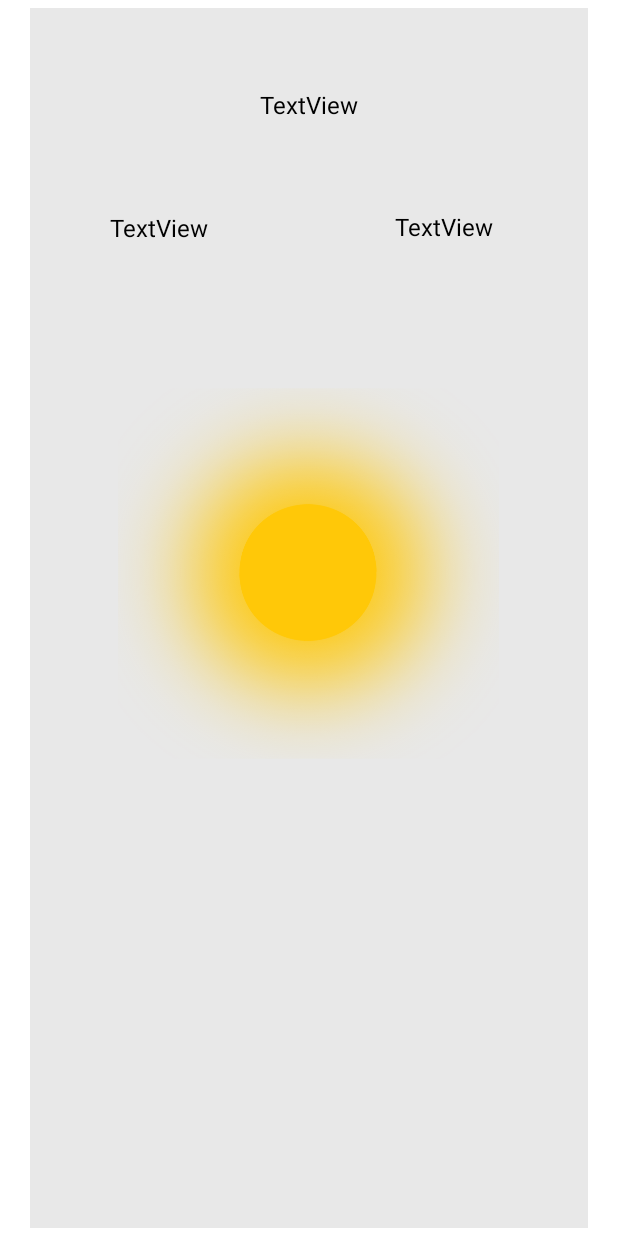
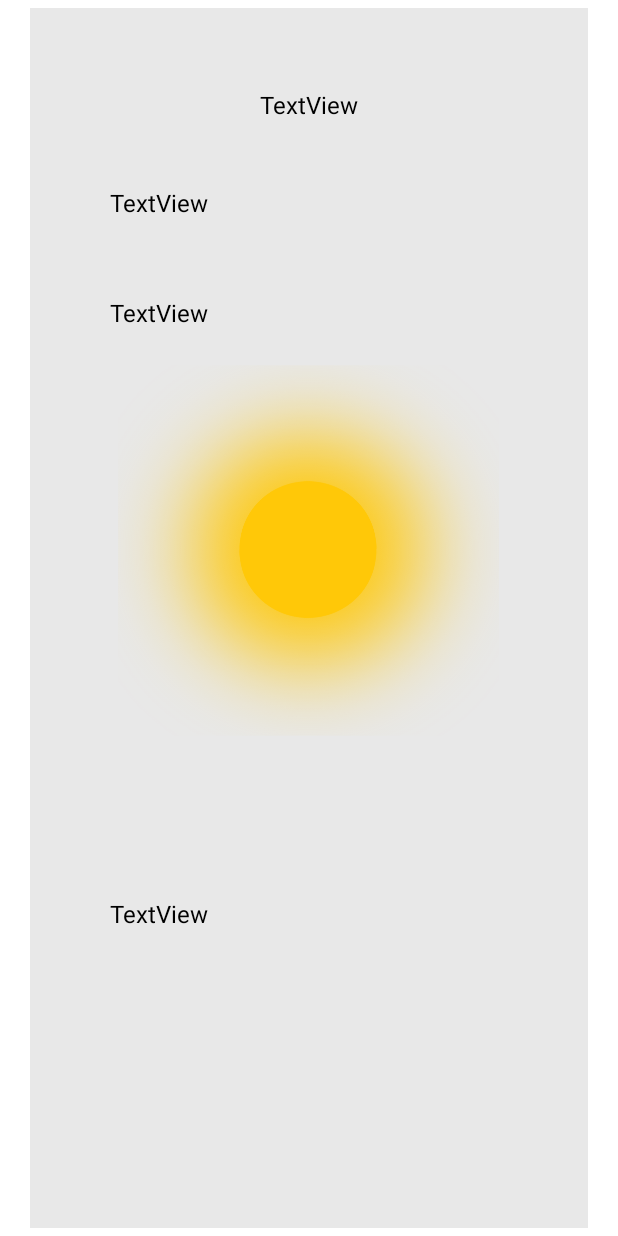
Before and after one commit to nothatcreative5/Mobile-Programming-HW2, an Android app: the layout weather_list.xml on its own in the app's theme, with its tools: preview values and no code run, on a phone screen of 412 x 824 dp. Run offline under Robolectric (Android 15) with nearby library versions, the phone set to English and light mode, and no system bars.

Commit message:
ctrl l bezan

```diff
--- a/app/src/main/java/edu/sharif/weather/view/MainActivity.java
+++ b/app/src/main/java/edu/sharif/weather/view/MainActivity.java
@@ -153,6 +153,8 @@ public class MainActivity extends AppCompatActivity {
                 (SearchResultListener<CitySearchModel>) (dialog, item, position) -> {
                     String cityName = item.getTitle();
                     // TODO: API handling
+                    HomeFragment hf = (HomeFragment) getSupportFragmentManager().findFragmentById(R.id.fragment_container);
+                    hf.getWeeklyForecastByCityName(cityName);
                     Toast.makeText(MainActivity.this, cityName,
                             Toast.LENGTH_SHORT).show();
                     dialog.dismiss();
--- a/app/src/main/res/layout/weather_list.xml
+++ b/app/src/main/res/layout/weather_list.xml
@@ -22,10 +22,26 @@
         android:textSize="16sp"
         app:layout_constraintBottom_toBottomOf="parent"
         app:layout_constraintEnd_toEndOf="parent"
-        app:layout_constraintHorizontal_bias="0.794"
+        app:layout_constraintHorizontal_bias="0.173"
         app:layout_constraintStart_toStartOf="parent"
-        app:layout_constraintTop_toBottomOf="@+id/cityName"
-        app:layout_constraintVertical_bias="0.057" />
+        app:layout_constraintTop_toBottomOf="@+id/temperature"
+        app:layout_constraintVertical_bias="0.051" />
+
+    <TextView
+        android:id="@+id/humidity"
+        android:layout_width="wrap_content"
+        android:layout_height="wrap_content"
+        android:paddingTop="10dp"
+        android:paddingBottom="10dp"
+        android:text="TextView"
+        android:textColor="@color/black"
+        android:textSize="16sp"
+        app:layout_constraintBottom_toBottomOf="parent"
+        app:layout_constraintEnd_toEndOf="parent"
+        app:layout_constraintHorizontal_bias="0.173"
+        app:layout_constraintStart_toStartOf="parent"
+        app:layout_constraintTop_toBottomOf="@+id/weatherIcon"
+        app:layout_constraintVertical_bias="0.333" />
 
     <TextView
         android:id="@+id/cityName"
@@ -56,7 +72,7 @@
         app:layout_constraintHorizontal_bias="0.173"
         app:layout_constraintStart_toStartOf="parent"
         app:layout_constraintTop_toBottomOf="@+id/cityName"
-        app:layout_constraintVertical_bias="0.058" />
+        app:layout_constraintVertical_bias="0.034" />
 
     <ImageView
         android:id="@+id/weatherIcon"
```
Also changed, not shown: app/src/main/java/edu/sharif/weather/adapters/WeatherRecyclerAdapter.java (+9 -3 lines), app/src/main/java/edu/sharif/weather/model/DailyWeather.java (+9 -0 lines), app/src/main/java/edu/sharif/weather/view/HomeFragment.java (+42 -0 lines).
